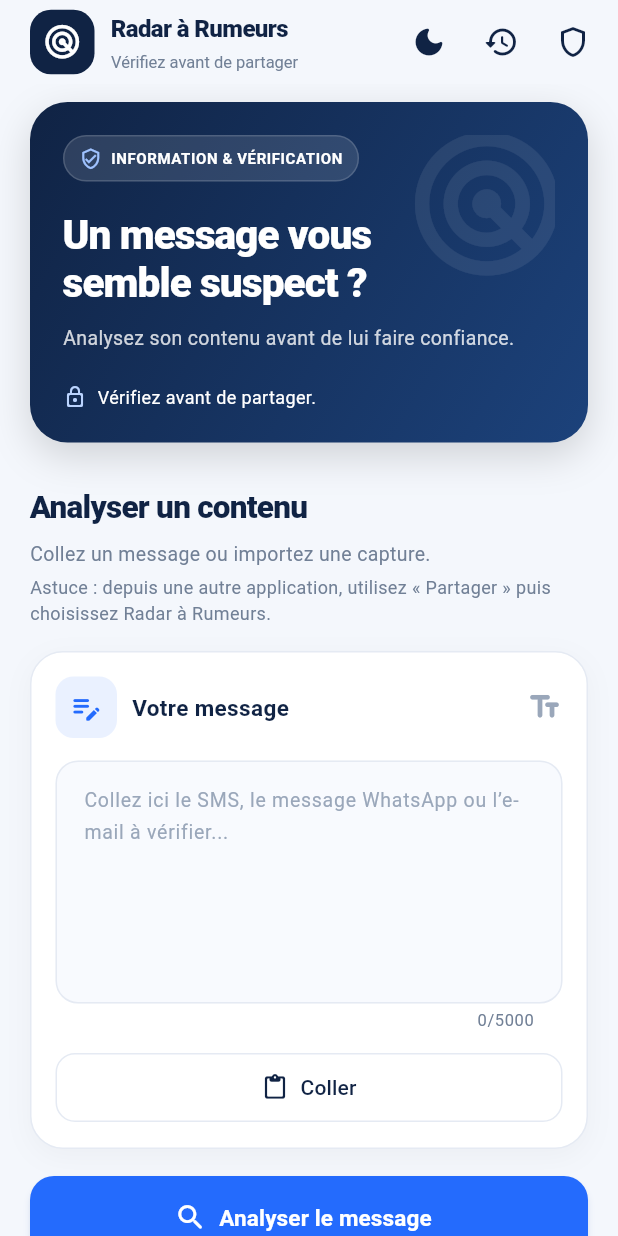
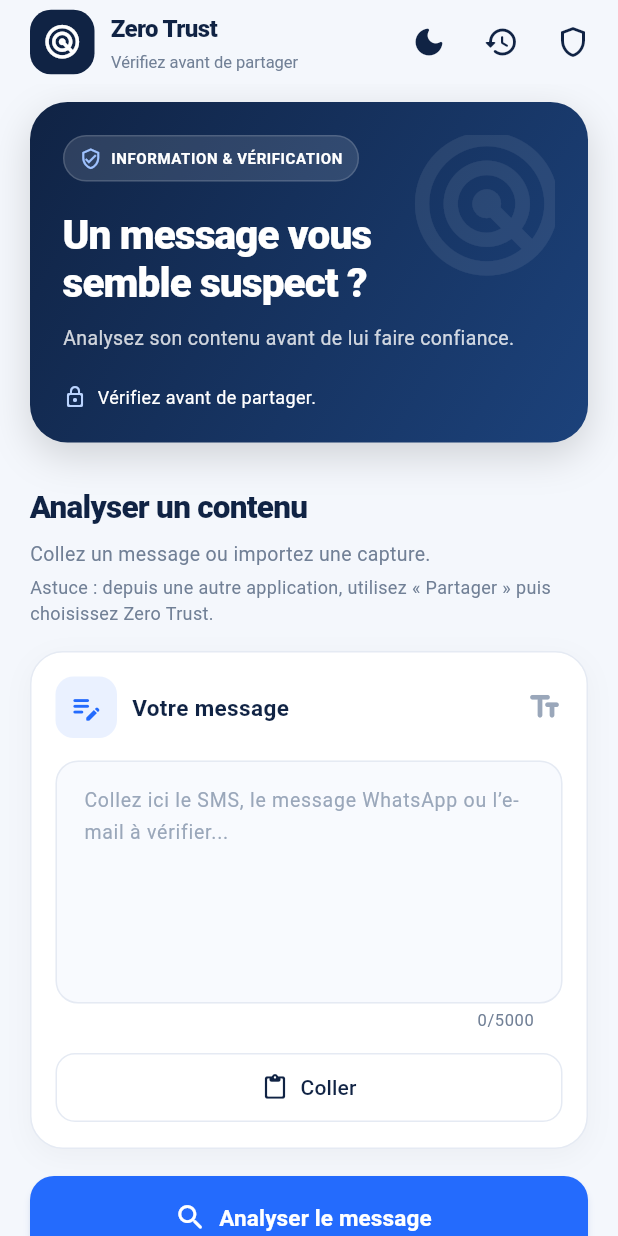
Before and after one commit to kehc6849-star/radar-a-rumeurs, a Flutter app: the screen it shows after launch, on a phone screen of 412 x 824 dp. Run offline on Flutter 3.47's test engine with Material 3 defaults, Android fonts, the phone set to English and light mode, and no system bars; our stand-ins replace image_picker, shared_preferences.

Commit message:
chore: renommer l'application en Zero Trust (zones visibles)

```diff
--- a/lib/app/radar_application.dart
+++ b/lib/app/radar_application.dart
@@ -127,7 +127,7 @@
   @override
   Widget build(BuildContext context) {
     return MaterialApp(
-      title: 'Radar à Rumeurs',
+      title: 'Zero Trust',
       debugShowCheckedModeBanner: false,
       theme: ApplicationTheme.buildLightTheme(),
       darkTheme: ApplicationTheme.buildDarkTheme(),
--- a/lib/features/analysis/presentation/screens/home_screen.dart
+++ b/lib/features/analysis/presentation/screens/home_screen.dart
@@ -458,7 +458,7 @@
             ),
             const SizedBox(height: 4),
             Text(
-              'Astuce : depuis une autre application, utilisez « Partager » puis choisissez Radar à Rumeurs.',
+              'Astuce : depuis une autre application, utilisez « Partager » puis choisissez Zero Trust.',
               style: TextStyle(color: palette.muted, fontSize: 12),
             ),
             const SizedBox(height: 17),
@@ -503,7 +503,7 @@
               crossAxisAlignment: CrossAxisAlignment.start,
               children: <Widget>[
                 Text(
-                  'Radar à Rumeurs',
+                  'Zero Trust',
                   style: textTheme.titleMedium?.copyWith(
                     color: palette.title,
                     fontWeight: FontWeight.w800,
--- a/lib/features/analysis/presentation/screens/verdict_screen.dart
+++ b/lib/features/analysis/presentation/screens/verdict_screen.dart
@@ -318,7 +318,7 @@
 
             Center(
               child: Text(
-                'RADAR À RUMEURS • VÉRIFIER AVANT DE PARTAGER',
+                'ZERO TRUST • VÉRIFIER AVANT DE PARTAGER',
                 textAlign: TextAlign.center,
                 style: textTheme.labelSmall?.copyWith(
                   color: _muted,
```
Also changed, not shown: 11 other files.
